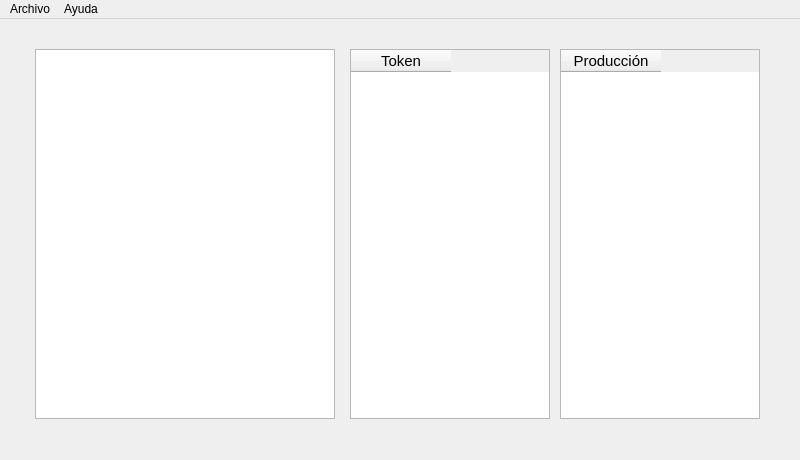
Above: mainwindow.ui from josearg150/AnalizadorSintactico before the change. Below: the same form after it.
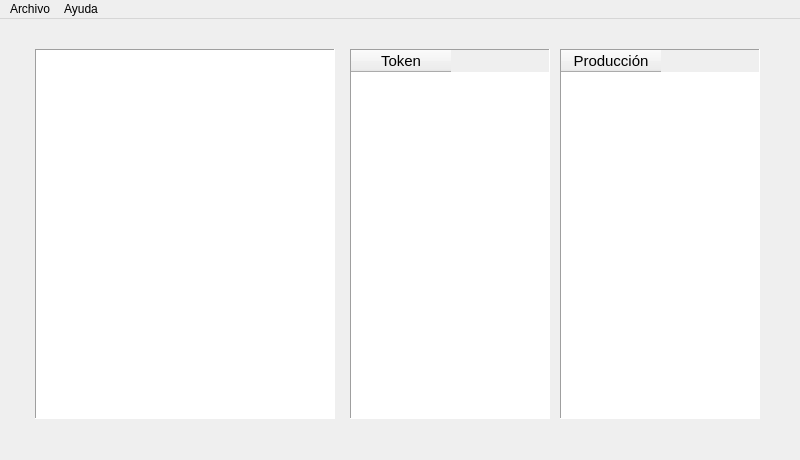
That is the form after the change.

```diff
--- a/mainwindow.ui
+++ b/mainwindow.ui
@@ -23,6 +23,46 @@
       <height>370</height>
      </rect>
     </property>
+    <property name="palette">
+     <palette>
+      <active>
+       <colorrole role="Highlight">
+        <brush brushstyle="SolidPattern">
+         <color alpha="170">
+          <red>127</red>
+          <green>127</green>
+          <blue>127</blue>
+         </color>
+        </brush>
+       </colorrole>
+      </active>
+      <inactive>
+       <colorrole role="Highlight">
+        <brush brushstyle="SolidPattern">
+         <color alpha="170">
+          <red>127</red>
+          <green>127</green>
+          <blue>127</blue>
+         </color>
+        </brush>
+       </colorrole>
+      </inactive>
+      <disabled>
+       <colorrole role="Highlight">
+        <brush brushstyle="SolidPattern">
+         <color alpha="170">
+          <red>31</red>
+          <green>117</green>
+          <blue>204</blue>
+         </color>
+        </brush>
+       </colorrole>
+      </disabled>
+     </palette>
+    </property>
+    <property name="frameShape">
+     <enum>QFrame::Panel</enum>
+    </property>
     <property name="lineWidth">
      <number>1</number>
     </property>
@@ -50,6 +90,46 @@
       <height>370</height>
      </rect>
     </property>
+    <property name="palette">
+     <palette>
+      <active>
+       <colorrole role="Highlight">
+        <brush brushstyle="SolidPattern">
+         <color alpha="170">
+          <red>135</red>
+          <green>135</green>
+          <blue>135</blue>
+         </color>
+        </brush>
+       </colorrole>
+      </active>
+      <inactive>
+       <colorrole role="Highlight">
+        <brush brushstyle="SolidPattern">
+         <color alpha="170">
+          <red>135</red>
+          <green>135</green>
+          <blue>135</blue>
+         </color>
+        </brush>
+       </colorrole>
+      </inactive>
+      <disabled>
+       <colorrole role="Highlight">
+        <brush brushstyle="SolidPattern">
+         <color alpha="170">
+          <red>31</red>
+          <green>117</green>
+          <blue>204</blue>
+         </color>
+        </brush>
+       </colorrole>
+      </disabled>
+     </palette>
+    </property>
+    <property name="frameShape">
+     <enum>QFrame::Panel</enum>
+    </property>
     <property name="editTriggers">
      <set>QAbstractItemView::NoEditTriggers</set>
     </property>
@@ -83,6 +163,9 @@
       <pointsize>9</pointsize>
      </font>
     </property>
+    <property name="frameShape">
+     <enum>QFrame::Panel</enum>
+    </property>
    </widget>
   </widget>
   <widget class="QMenuBar" name="menubar">
```
Left out of the diff: 2 changed lines with no effect on the pictures.
